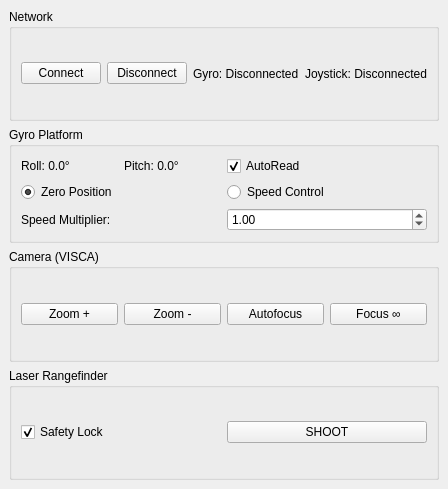
Qt form mainwindow.ui (Shimanovich/gsp_control) before a commit.
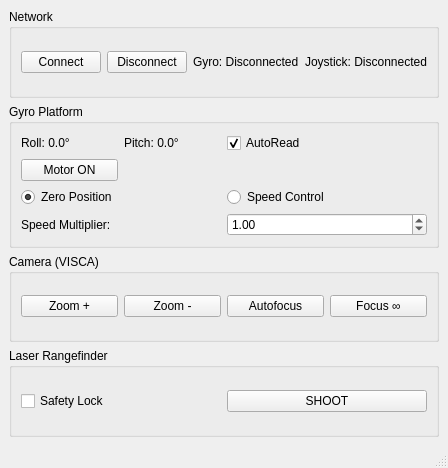
The same form after that commit.

The edit to the form file:
```diff
--- a/mainwindow.ui
+++ b/mainwindow.ui
@@ -7,7 +7,7 @@
     <x>0</x>
     <y>0</y>
     <width>316</width>
-    <height>489</height>
+    <height>468</height>
    </rect>
   </property>
   <property name="windowTitle">
@@ -61,42 +61,7 @@
        <string>Gyro Platform</string>
       </property>
       <layout class="QGridLayout" name="gridLayout">
-       <item row="0" column="0">
-        <widget class="QLabel" name="labelRoll">
-         <property name="text">
-          <string>Roll: 0.0°</string>
-         </property>
-        </widget>
-       </item>
-       <item row="1" column="0" colspan="4">
-        <layout class="QHBoxLayout" name="horizontalLayoutMode">
-         <item>
-          <widget class="QRadioButton" name="radioZeroMode">
-           <property name="text">
-            <string>Zero Position</string>
-           </property>
-           <property name="checked">
-            <bool>true</bool>
-           </property>
-          </widget>
-         </item>
-         <item>
-          <widget class="QRadioButton" name="radioSpeedMode">
-           <property name="text">
-            <string>Speed Control</string>
-           </property>
-          </widget>
-         </item>
-        </layout>
-       </item>
-       <item row="0" column="1">
-        <widget class="QLabel" name="labelPitch">
-         <property name="text">
-          <string>Pitch: 0.0°</string>
-         </property>
-        </widget>
-       </item>
-       <item row="2" column="0" colspan="4">
+       <item row="3" column="0" colspan="4">
         <layout class="QHBoxLayout" name="horizontalLayoutMultiplier">
          <item>
           <widget class="QLabel" name="labelMultiplier">
@@ -123,6 +88,34 @@
          </item>
         </layout>
        </item>
+       <item row="0" column="0">
+        <widget class="QLabel" name="labelRoll">
+         <property name="text">
+          <string>Roll: 0.0°</string>
+         </property>
+        </widget>
+       </item>
+       <item row="2" column="0" colspan="4">
+        <layout class="QHBoxLayout" name="horizontalLayoutMode">
+         <item>
+          <widget class="QRadioButton" name="radioZeroMode">
+           <property name="text">
+            <string>Zero Position</string>
+           </property>
+           <property name="checked">
+            <bool>true</bool>
+           </property>
+          </widget>
+         </item>
+         <item>
+          <widget class="QRadioButton" name="radioSpeedMode">
+           <property name="text">
+            <string>Speed Control</string>
+           </property>
+          </widget>
+         </item>
+        </layout>
+       </item>
        <item row="0" column="2">
         <widget class="QCheckBox" name="cBoxAutoSimpleIntr">
          <property name="enabled">
@@ -136,6 +129,20 @@
          </property>
         </widget>
        </item>
+       <item row="0" column="1">
+        <widget class="QLabel" name="labelPitch">
+         <property name="text">
+          <string>Pitch: 0.0°</string>
+         </property>
+        </widget>
+       </item>
+       <item row="1" column="0">
+        <widget class="QPushButton" name="btMotor_on">
+         <property name="text">
+          <string>Motor ON</string>
+         </property>
+        </widget>
+       </item>
       </layout>
      </widget>
     </item>
@@ -188,7 +195,7 @@
           <string>Safety Lock</string>
          </property>
          <property name="checked">
-          <bool>true</bool>
+          <bool>false</bool>
          </property>
         </widget>
        </item>
@@ -204,6 +211,7 @@
     </item>
    </layout>
   </widget>
+  <widget class="QStatusBar" name="statusBar"/>
  </widget>
  <resources/>
  <connections/>
```
